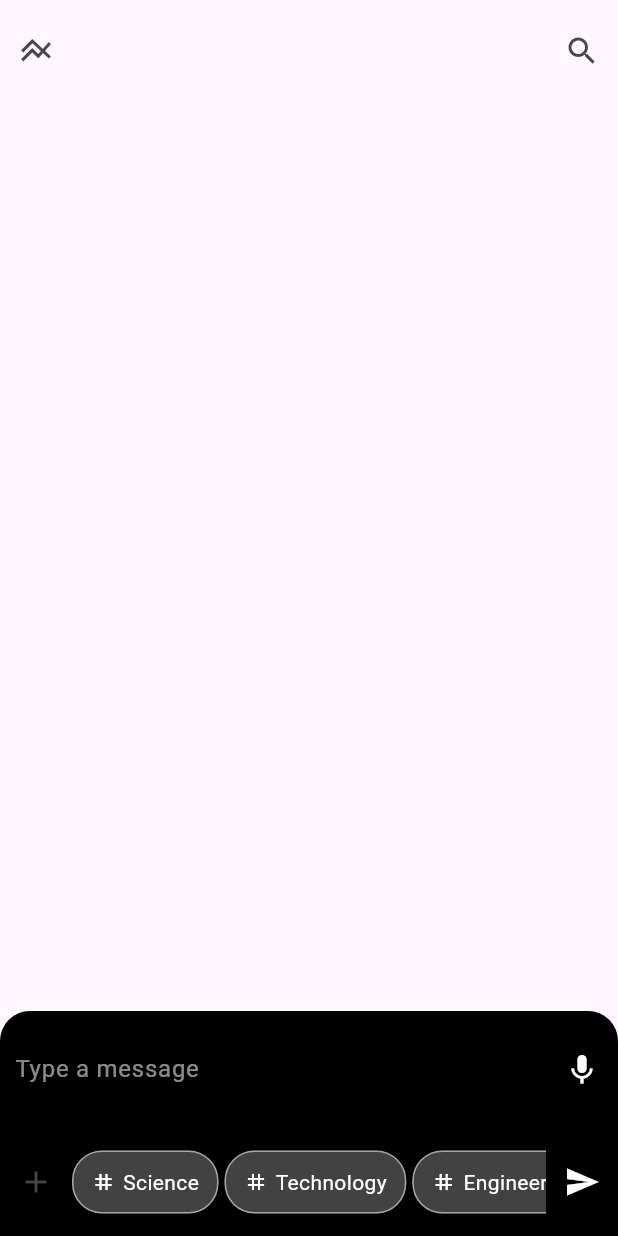
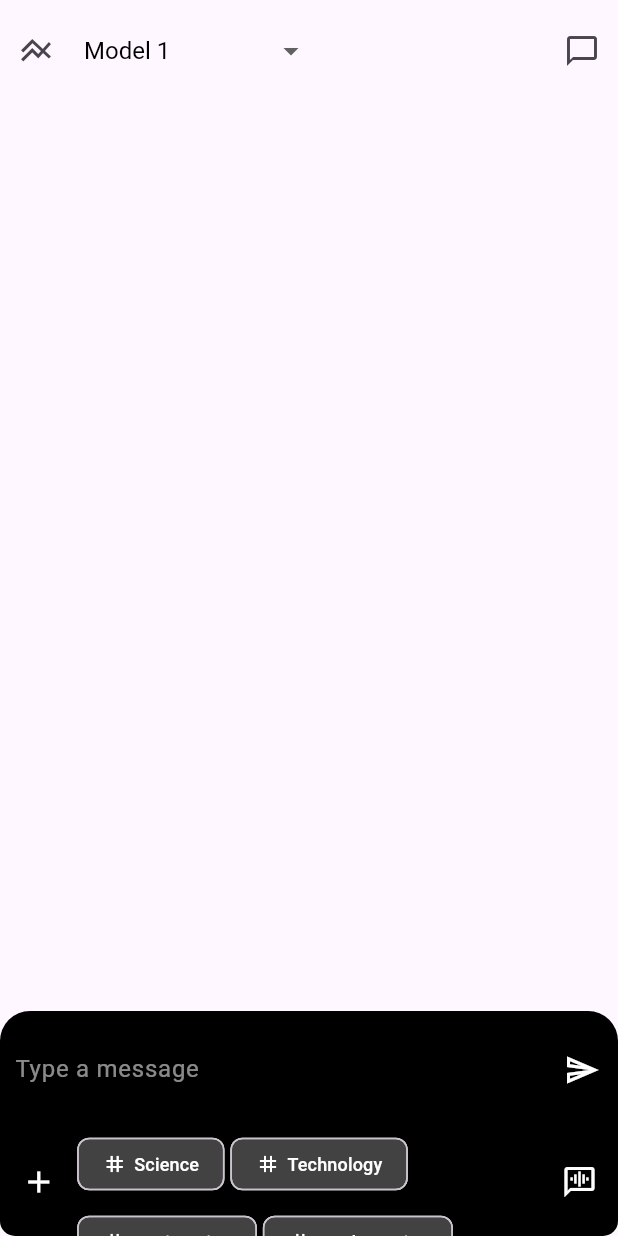
Before and after one commit to junayedahamed/chatz, a Flutter app: the screen it shows after launch, on a phone screen of 412 x 824 dp. Run offline on Flutter 3.47's test engine with Material 3 defaults, Android fonts, the phone set to English and light mode, and no system bars.

Commit message:
Refactor HomePage layout and enhance topic selection with dropdown and chips

```diff
--- a/lib/src/ui/home/home_page.dart
+++ b/lib/src/ui/home/home_page.dart
@@ -2,10 +2,26 @@ import 'package:flutter/material.dart';
 
 class HomePage extends StatelessWidget {
   HomePage({super.key});
-  final List<String> topic = ["Science", "Technology", "Engineering"];
+  // final List<String> topic = ["Science", "Technology", "Engineering",];
+  final List<String> topic = [
+    "Science",
+    "Technology",
+    "Engineering",
+    "Mathematics",
+    "Arts",
+    "History",
+    "Literature",
+    "Music",
+    "Sports",
+    "Health",
+  ];
+  final List<String> models = ["Model 1", "Model 2", "Model 3"];
   @override
   Widget build(BuildContext context) {
-    return Scaffold(
+    return SafeArea(
+      bottom: true,
+      top: false,
+      child: Scaffold(
         body: Stack(
           // alignment: AlignmentGeometry.center,
           alignment: AlignmentGeometry.center,
@@ -16,9 +32,48 @@ class HomePage extends StatelessWidget {
                 Row(
                   mainAxisAlignment: MainAxisAlignment.spaceBetween,
                   children: [
-                  IconButton(onPressed: () {}, icon: Icon(Icons.line_axis)),
+                    Expanded(
+                      child: Row(
+                        children: [
+                          IconButton(
+                            onPressed: () {},
+                            icon: Icon(Icons.line_axis),
+                          ),
+                          SizedBox(width: 8),
+                          SizedBox(
+                            width: 150,
+                            child: DropdownButtonFormField<String>(
+                              initialValue: models[0],
+                              dropdownColor: Colors.white,
+                              style: TextStyle(
+                                color: Colors.black,
+                                fontSize: 16,
+                              ),
+                              decoration: InputDecoration(
+                                border: InputBorder.none,
+                              ),
+                              items: models.map((String model) {
+                                return DropdownMenuItem<String>(
+                                  value: model,
+                                  child: Text(
+                                    model,
+                                    style: TextStyle(color: Colors.black),
+                                  ),
+                                );
+                              }).toList(),
+                              onChanged: (String? newValue) {
+                                // Handle model change
+                              },
+                            ),
+                          ),
+                        ],
+                      ),
+                    ),
                     // Spacer(),
-                  IconButton(onPressed: () {}, icon: Icon(Icons.search)),
+                    IconButton(
+                      onPressed: () {},
+                      icon: Icon(Icons.chat_bubble_outline),
+                    ),
                   ],
                 ),
               ],
@@ -32,6 +87,8 @@ class HomePage extends StatelessWidget {
                   borderRadius: BorderRadius.only(
                     topLeft: Radius.circular(20),
                     topRight: Radius.circular(20),
+                    bottomLeft: Radius.circular(10),
+                    bottomRight: Radius.circular(10),
                   ),
                 ),
                 height: 150,
@@ -52,7 +109,7 @@ class HomePage extends StatelessWidget {
                         ),
                         IconButton(
                           onPressed: () {},
-                        icon: Icon(Icons.mic, color: Colors.white),
+                          icon: Icon(Icons.send_outlined, color: Colors.white),
                         ),
                       ],
                     ),
@@ -61,30 +118,66 @@ class HomePage extends StatelessWidget {
                       child: Row(
                         mainAxisAlignment: MainAxisAlignment.spaceEvenly,
                         children: [
-                        IconButton(onPressed: () {}, icon: Icon(Icons.add)),
+                          IconButton(
+                            onPressed: () {},
+                            icon: Icon(Icons.add, color: Colors.white),
+                          ),
 
-                        Expanded(
-                          child: ListView.separated(
-                            scrollDirection: Axis.horizontal,
-                            // shrinkWrap: true,
-                            separatorBuilder: (context, index) {
-                              return SizedBox(width: 4);
-                            },
-                            itemCount: topic.length,
-                            itemBuilder: (context, index) {
-                              return Container(
-                                margin: EdgeInsets.only(top: 15, bottom: 15),
-                                padding: EdgeInsets.symmetric(
-                                  horizontal: 12,
-                                  vertical: 5,
-                                ),
-                                decoration: BoxDecoration(
-                                  color: Colors.grey[800],
-                                  borderRadius: BorderRadius.circular(20),
-                                  border: Border.all(color: Colors.white54),
-                                ),
-                                child: Center(
-                                  child: Row(
+                          // Expanded(
+                          //   child: ListView.separated(
+                          //     scrollDirection: Axis.horizontal,
+                          //     // shrinkWrap: true,
+                          //     separatorBuilder: (context, index) {
+                          //       return SizedBox(width: 4);
+                          //     },
+                          //     itemCount: topic.length,
+                          //     itemBuilder: (context, index) {
+                          //       return Container(
+                          //         margin: EdgeInsets.only(top: 15, bottom: 15),
+                          //         padding: EdgeInsets.symmetric(
+                          //           horizontal: 12,
+                          //           vertical: 5,
+                          //         ),
+                          //         decoration: BoxDecoration(
+                          //           color: Colors.grey[800],
+                          //           borderRadius: BorderRadius.circular(20),
+                          //           border: Border.all(color: Colors.white54),
+                          //         ),
+                          //         child: Center(
+                          //           child: Row(
+                          //             children: [
+                          //               Icon(
+                          //                 Icons.tag,
+                          //                 color: Colors.white,
+                          //                 size: 16,
+                          //               ),
+                          //               SizedBox(width: 5),
+                          //               Text(
+                          //                 topic[index],
+                          //                 style: TextStyle(color: Colors.white),
+                          //               ),
+                          //             ],
+                          //           ),
+                          //         ),
+                          //       );
+                          //     },
+                          //   ),
+                          // ),
+                          SizedBox(
+                            // height: 80,
+                            width: MediaQuery.of(context).size.width * 0.75,
+                            child: SingleChildScrollView(
+                              child: Wrap(
+                                spacing: 4.0,
+                                runAlignment: WrapAlignment.start,
+                                runSpacing: 4.0,
+                                alignment: WrapAlignment.start,
+                                crossAxisAlignment: WrapCrossAlignment.center,
+                                children: topic.map((tag) {
+                                  return Chip(
+                                    backgroundColor: Colors.grey[800],
+                                    label: Row(
+                                      mainAxisSize: MainAxisSize.min,
                                       children: [
                                         Icon(
                                           Icons.tag,
@@ -93,29 +186,34 @@ class HomePage extends StatelessWidget {
                                         ),
                                         SizedBox(width: 5),
                                         Text(
-                                        topic[index],
-                                        style: TextStyle(color: Colors.white),
+                                          tag,
+                                          style: TextStyle(
+                                            color: Colors.white,
+                                            fontSize: 12,
+                                          ),
+                                        ),
+                                      ],
+                                    ),
+                                  );
+                                }).toList(),
+                              ),
+                            ),
+                          ),
+                          IconButton(
+                            onPressed: () {},
+                            icon: Icon(Icons.voice_chat, color: Colors.white),
                           ),
                         ],
                       ),
                     ),
-                              );
-                            },
-                          ),
-                        ),
-                        IconButton(
-                          onPressed: () {},
-                          icon: Icon(Icons.send, color: Colors.white),
-                        ),
-                      ],
-                    ),
-                  ),
+                    // SizedBox(height: 35),
                   ],
                 ),
               ),
             ),
           ],
         ),
+      ),
     );
   }
 }
```
Lines whose indentation alone changed are shown as unchanged.
